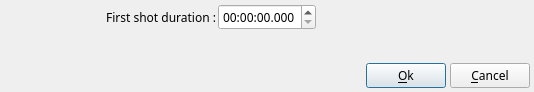
The window that src/ffDiaporama/DlgSlide/DlgSlideDuration.ui (boenki/ffdiaporama) describes before a commit, drawn with Qt 5.
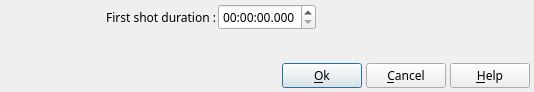
The same window after the commit. Icons and pictures are not drawn.

Commit message: French version / Correction de bug : -Supprime l'option en doublon dans la boite d'option et corrige l'erreur de tooltip sur la nouvelle option pour prévenir l'utilisateur d'une nouvelle version -Corrige les problèmes d'unicode pour le starter windows -Corrige un bug de perte de nom de fichier de clipart lors d'Undo dans la boite slide -Corrige quelques erreures de tooltip sur les boutons de la barre de la fenetre principale

```diff
--- a/src/ffDiaporama/DlgSlide/DlgSlideDuration.ui
+++ b/src/ffDiaporama/DlgSlide/DlgSlideDuration.ui
@@ -187,6 +187,20 @@
        </property>
       </widget>
      </item>
+     <item>
+      <widget class="QPushButton" name="HelpBt">
+       <property name="toolTip">
+        <string>Show help about this dialogue box</string>
+       </property>
+       <property name="text">
+        <string>&amp;Help</string>
+       </property>
+       <property name="icon">
+        <iconset resource="../../../RSCffDiaporama.qrc">
+         <normaloff>:/img/help.png</normaloff>:/img/help.png</iconset>
+       </property>
+      </widget>
+     </item>
     </layout>
    </item>
   </layout>
```
Left out of the diff: 27 changed lines with no effect on the pictures. The commit also changes 178 other files.
